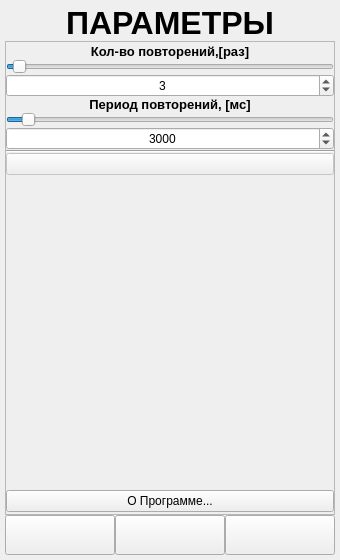
This is ANDROID_FORMS/settings_form.ui in DavidSiegman/PLC_RF_Configurator as Qt 5 draws it before an edit. The edited form follows.
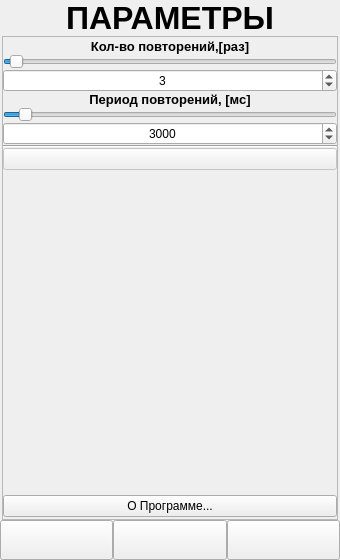
This is the edited form. Icons and pictures are not drawn.

```diff
--- a/ANDROID_FORMS/settings_form.ui
+++ b/ANDROID_FORMS/settings_form.ui
@@ -13,21 +13,21 @@
   <property name="windowTitle">
    <string>Form</string>
   </property>
-  <layout class="QVBoxLayout" name="verticalLayout_2">
+  <layout class="QVBoxLayout" name="verticalLayout_3">
    <property name="spacing">
     <number>0</number>
    </property>
    <property name="leftMargin">
-    <number>5</number>
+    <number>0</number>
    </property>
    <property name="topMargin">
-    <number>5</number>
+    <number>0</number>
    </property>
    <property name="rightMargin">
-    <number>5</number>
+    <number>0</number>
    </property>
    <property name="bottomMargin">
-    <number>5</number>
+    <number>0</number>
    </property>
    <item>
     <widget class="QLabel" name="label_1">
@@ -60,6 +60,27 @@
     </widget>
    </item>
    <item>
+    <widget class="QWidget" name="Main_Widget" native="true">
+     <property name="styleSheet">
+      <string notr="true"/>
+     </property>
+     <layout class="QVBoxLayout" name="verticalLayout_5">
+      <property name="spacing">
+       <number>0</number>
+      </property>
+      <property name="leftMargin">
+       <number>2</number>
+      </property>
+      <property name="topMargin">
+       <number>0</number>
+      </property>
+      <property name="rightMargin">
+       <number>2</number>
+      </property>
+      <property name="bottomMargin">
+       <number>0</number>
+      </property>
+      <item>
     <widget class="QScrollArea" name="scrollArea">
      <property name="horizontalScrollBarPolicy">
       <enum>Qt::ScrollBarAlwaysOff</enum>
@@ -72,8 +93,8 @@
        <rect>
         <x>0</x>
         <y>0</y>
-        <width>328</width>
-        <height>465</height>
+           <width>334</width>
+           <height>475</height>
        </rect>
       </property>
       <layout class="QVBoxLayout" name="verticalLayout">
@@ -333,6 +354,9 @@
      </widget>
     </widget>
    </item>
+     </layout>
+    </widget>
+   </item>
    <item>
     <widget class="QWidget" name="DownPanel_Widget" native="true">
      <property name="styleSheet">
@@ -432,6 +456,24 @@
          </widget>
         </item>
         <item>
+         <widget class="QWidget" name="Next_Widget" native="true">
+          <layout class="QVBoxLayout" name="verticalLayout_2">
+           <property name="spacing">
+            <number>0</number>
+           </property>
+           <property name="leftMargin">
+            <number>0</number>
+           </property>
+           <property name="topMargin">
+            <number>0</number>
+           </property>
+           <property name="rightMargin">
+            <number>0</number>
+           </property>
+           <property name="bottomMargin">
+            <number>0</number>
+           </property>
+           <item>
          <widget class="QPushButton" name="Apply">
           <property name="sizePolicy">
            <sizepolicy hsizetype="Expanding" vsizetype="Minimum">
@@ -463,6 +505,9 @@
             <height>30</height>
            </size>
           </property>
+            </widget>
+           </item>
+          </layout>
          </widget>
         </item>
        </layout>
```
Lines whose indentation alone changed are shown as unchanged.
